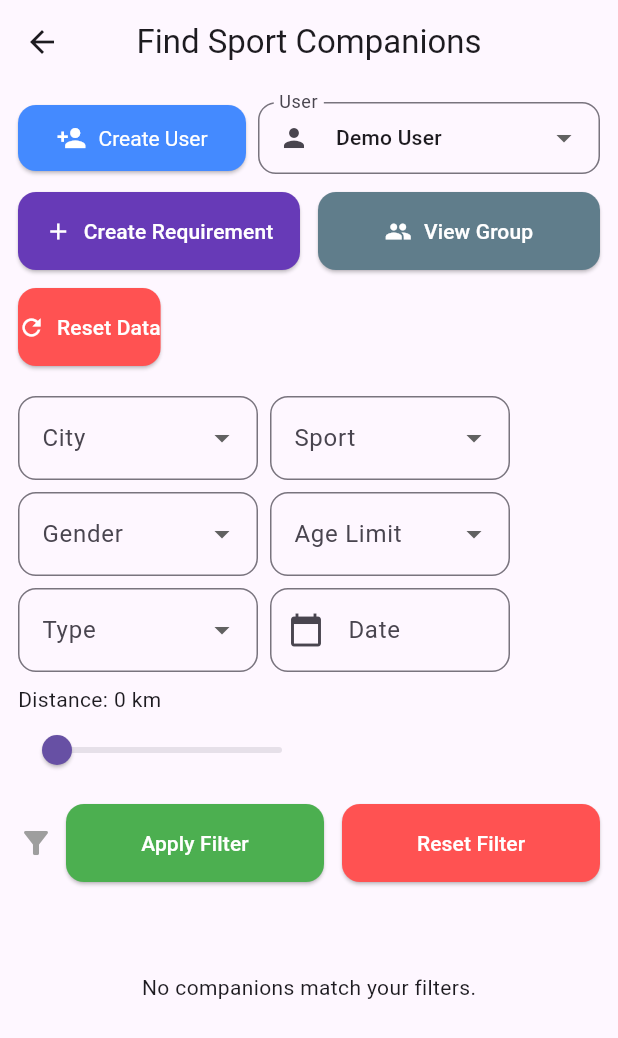
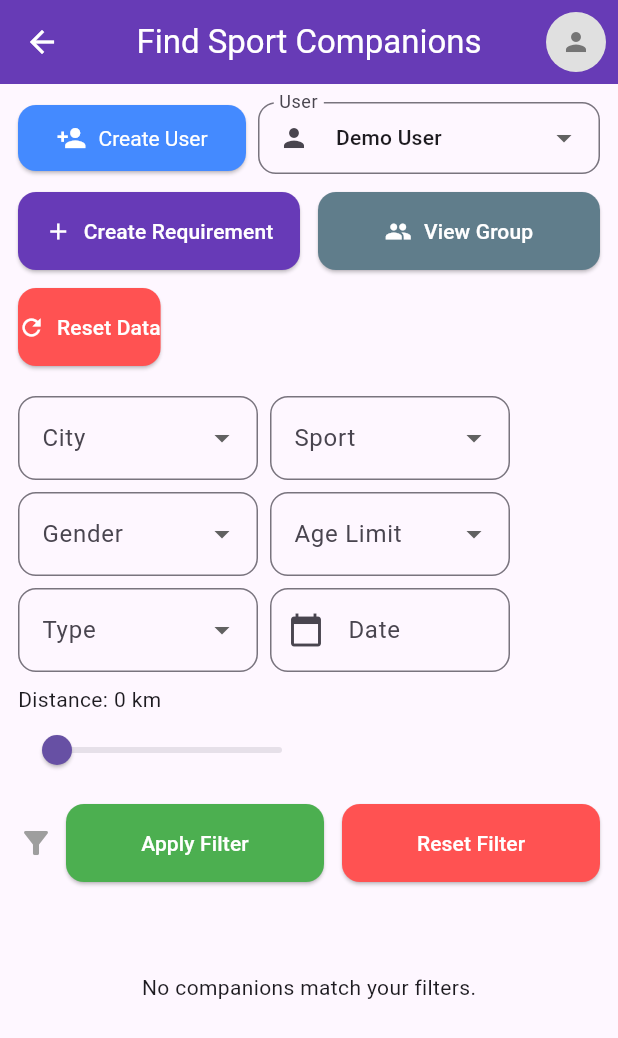
Before and after one commit to DIV-SYSTEM/sportface_app, a Flutter app: the Home_Sport screen opened directly, after a tap on "Reset Data", on a phone screen of 412 x 824 dp. Shown: the top 1038 px of the screen. Run offline on Flutter 3.47's test engine with Material 3 defaults, Android fonts, the phone set to English and light mode, and no system bars; our stand-ins replace firebase_core, firebase_database, flutter_map, flutter_spinkit, geolocator, image_picker and 3 more; accounts and stored records are empty.

Commit message:
Update home_screen0.dart

```diff
--- a/lib/screen/home_screen0.dart
+++ b/lib/screen/home_screen0.dart
@@ -1,9 +1,13 @@
 import 'package:flutter/material.dart';
+import 'package:provider/provider.dart';
 import '../data/companion_data.dart';
 import '../widgets/companion_card.dart';
+import '../widgets/circular_avatar.dart';
 import '../model/companion_model.dart';
+import '../providers/user_provider.dart';
 import 'create_requirement_form.dart';
 import 'view_groups_screen.dart';
+import 'profile_screen.dart';
 import '../services/location_filter_service.dart';
 
 class Home_Sport extends StatefulWidget {
@@ -210,10 +214,27 @@ class _Home_SportState extends State<Home_Sport> {
 
   @override
   Widget build(BuildContext context) {
+    final user = Provider.of<UserProvider>(context).user;
+
     return Scaffold(
       appBar: AppBar(
         title: const Text('Find Sport Companions'),
         centerTitle: true,
+        backgroundColor: Colors.deepPurple,
+        foregroundColor: Colors.white,
+        elevation: 2,
+        actions: [
+          GestureDetector(
+            onTap: () => Navigator.push(
+              context,
+              MaterialPageRoute(builder: (_) => const ProfileScreen()),
+            ),
+            child: Padding(
+              padding: const EdgeInsets.all(8.0),
+              child: CircularAvatar(imageUrl: user?.imageUrl, userId: user?.id),
+            ),
+          ),
+        ],
       ),
       body: SingleChildScrollView(
         padding: const EdgeInsets.all(12.0),
```
